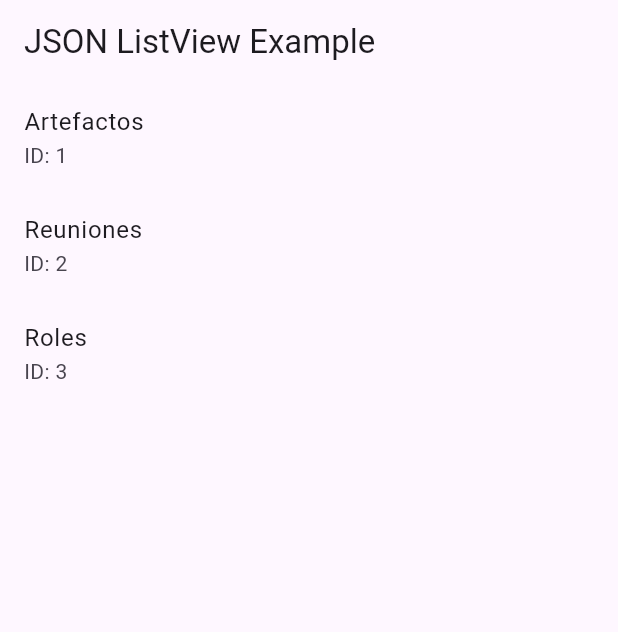
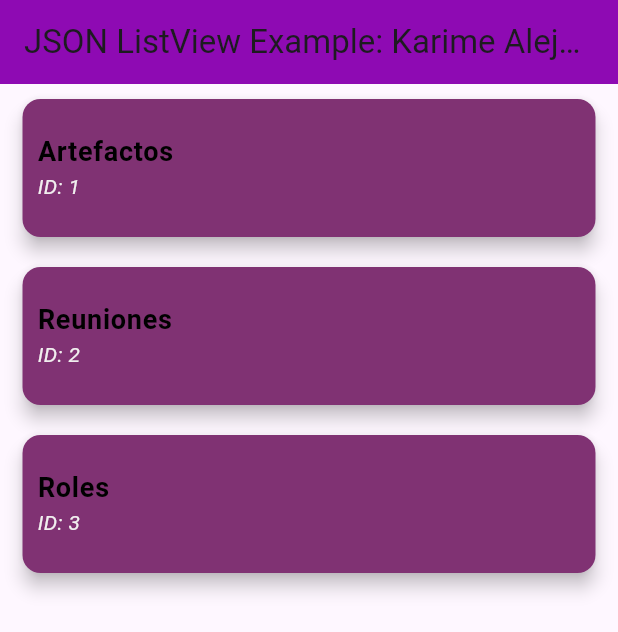
Before and after one commit to Karime-Caballero/json_karime, a Flutter app: the screen it shows after launch, on a phone screen of 412 x 824 dp. Shown: the top 632 px of the screen. Run offline on Flutter 3.47's test engine with Material 3 defaults, Android fonts, the phone set to English and light mode, and no system bars.

Commit message:
mi primer commit

```diff
--- a/analysis_options.yaml
+++ b/analysis_options.yaml
@@ -1 +1,2 @@
+
 include: package:flutter_lints/flutter.yaml
--- a/lib/screen.dart
+++ b/lib/screen.dart
@@ -32,17 +32,44 @@ class _JsonListViewScreenState extends State<JsonListViewScreen> {
   Widget build(BuildContext context) {
     return Scaffold(
       appBar: AppBar(
-        title: Text('JSON ListView Example'),
+        title: Text('JSON ListView Example: Karime Alejandra Caballero Campos'),
+        backgroundColor: Color.fromARGB(255, 142, 10, 179), // Color del app bar
       ),
-      body: ListView.builder(
-        itemCount: items.length,
-        itemBuilder: (BuildContext context, int index) {
-          return ListTile(
-            title: Text(items[index].name),
-            subtitle: Text('ID: ${items[index].id}'),
-          );
-        },
-      ),
+      body: items != null
+          ? ListView.builder(
+              itemCount: items.length,
+              itemBuilder: (BuildContext context, int index) {
+                return Card(
+                  elevation: 5.0,
+                  margin:
+                      EdgeInsets.symmetric(vertical: 10.0, horizontal: 15.0),
+                  color: Color.fromARGB(255, 128, 50, 115), // Color del card
+                  child: ListTile(
+                    contentPadding: EdgeInsets.all(10.0),
+                    title: Text(
+                      items[index].name,
+                      style: TextStyle(
+                        fontWeight: FontWeight.bold,
+                        fontSize: 18.0,
+                        color: Colors.black, // Color del texto del título
+                      ),
+                    ),
+                    subtitle: Text(
+                      'ID: ${items[index].id}',
+                      style: TextStyle(
+                        fontStyle: FontStyle.italic,
+                        color: const Color.fromARGB(255, 241, 239,
+                            239), // Color del texto del subtítulo
+                      ),
+                    ),
+                  ),
+                );
+              },
+            )
+          : Center(
+              child:
+                  CircularProgressIndicator(), // Muestra un indicador de carga mientras se cargan los elementos
+            ),
     );
   }
 }
```
Also changed, not shown: pubspec.yaml (+6 -3 lines), pubspec.lock.
